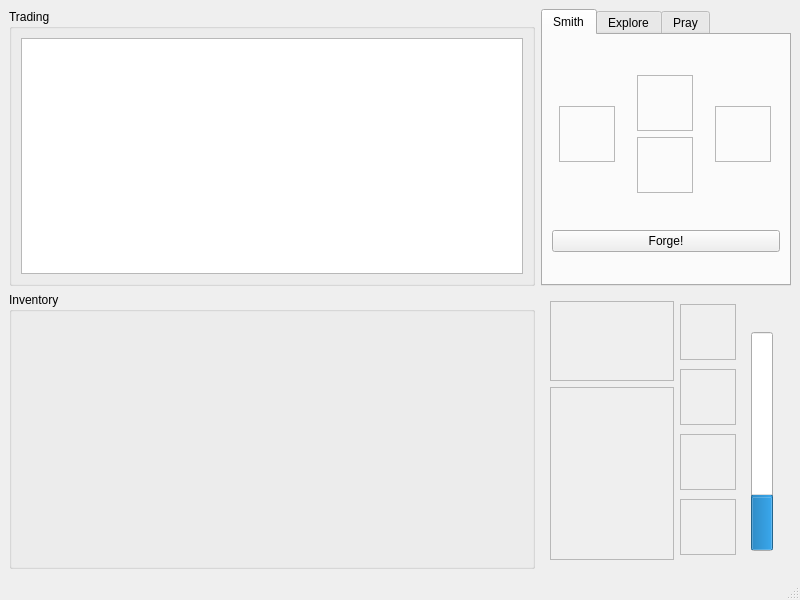
First picture: the form in assets/ui/main.ui, repository pierce-smith1/aor, before the edit.
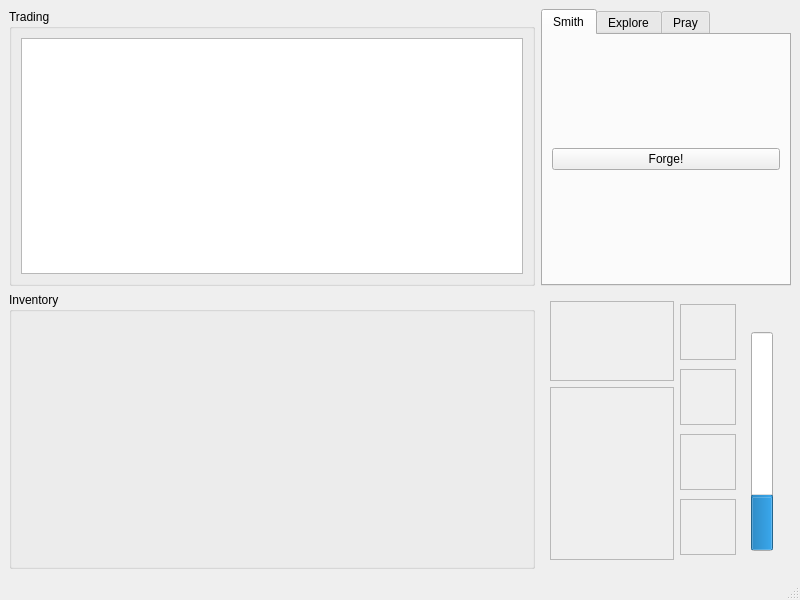
Second picture: the form after the edit. The open tabs and pages were chosen to show the change. Icons and pictures are not drawn.

What changed in the file:
```diff
--- a/assets/ui/main.ui
+++ b/assets/ui/main.ui
@@ -112,7 +112,7 @@
         <string>Spend materials to forge tools, which make you more a more effective colonist.</string>
        </attribute>
        <layout class="QGridLayout" name="gridLayout_3">
-        <item row="3" column="0" colspan="3">
+        <item row="3" column="0" colspan="2">
          <widget class="QPushButton" name="smith_button">
           <property name="minimumSize">
            <size>
@@ -131,157 +131,8 @@
           </property>
          </widget>
         </item>
-        <item row="0" column="0" colspan="3">
-         <layout class="QHBoxLayout" name="horizontalLayout_4">
-          <item>
-           <widget class="QFrame" name="smith_frame_3">
-            <property name="minimumSize">
-             <size>
-              <width>56</width>
-              <height>56</height>
-             </size>
-            </property>
-            <property name="maximumSize">
-             <size>
-              <width>56</width>
-              <height>56</height>
-             </size>
-            </property>
-            <property name="frameShape">
-             <enum>QFrame::StyledPanel</enum>
-            </property>
-            <property name="frameShadow">
-             <enum>QFrame::Raised</enum>
-            </property>
-            <layout class="QHBoxLayout" name="horizontalLayout_2">
-             <item>
-              <widget class="QLabel" name="smith_label_4">
-               <property name="text">
-                <string/>
-               </property>
-              </widget>
-             </item>
-            </layout>
-           </widget>
-          </item>
-          <item>
-           <widget class="QWidget" name="verticalWidget_4" native="true">
-            <property name="sizePolicy">
-             <sizepolicy hsizetype="Fixed" vsizetype="Preferred">
-              <horstretch>0</horstretch>
-              <verstretch>0</verstretch>
-             </sizepolicy>
-            </property>
-            <layout class="QVBoxLayout" name="verticalLayout_5">
-             <item>
-              <widget class="QFrame" name="smith_frame_0">
-               <property name="sizePolicy">
-                <sizepolicy hsizetype="Minimum" vsizetype="Preferred">
-                 <horstretch>0</horstretch>
-                 <verstretch>0</verstretch>
-                </sizepolicy>
-               </property>
-               <property name="minimumSize">
-                <size>
-                 <width>56</width>
-                 <height>56</height>
-                </size>
-               </property>
-               <property name="maximumSize">
-                <size>
-                 <width>56</width>
-                 <height>56</height>
-                </size>
-               </property>
-               <property name="frameShape">
-                <enum>QFrame::StyledPanel</enum>
-               </property>
-               <property name="frameShadow">
-                <enum>QFrame::Raised</enum>
-               </property>
-               <layout class="QHBoxLayout" name="horizontalLayout_3">
-                <item>
-                 <widget class="QLabel" name="smith_label_0">
-                  <property name="text">
-                   <string/>
-                  </property>
-                 </widget>
-                </item>
-               </layout>
-              </widget>
-             </item>
-             <item>
-              <widget class="QFrame" name="smith_frame_2">
-               <property name="sizePolicy">
-                <sizepolicy hsizetype="Minimum" vsizetype="Preferred">
-                 <horstretch>0</horstretch>
-                 <verstretch>0</verstretch>
-                </sizepolicy>
-               </property>
-               <property name="minimumSize">
-                <size>
-                 <width>56</width>
-                 <height>56</height>
-                </size>
-               </property>
-               <property name="maximumSize">
-                <size>
-                 <width>56</width>
-                 <height>56</height>
-                </size>
-               </property>
-               <property name="frameShape">
-                <enum>QFrame::StyledPanel</enum>
-               </property>
-               <property name="frameShadow">
-                <enum>QFrame::Raised</enum>
-               </property>
-               <layout class="QHBoxLayout" name="horizontalLayout_5">
-                <item>
-                 <widget class="QLabel" name="smith_label_2">
-                  <property name="text">
-                   <string/>
-                  </property>
-                 </widget>
-                </item>
-               </layout>
-              </widget>
-             </item>
-            </layout>
-           </widget>
-          </item>
-          <item>
-           <widget class="QFrame" name="smith_frame_1">
-            <property name="minimumSize">
-             <size>
-              <width>56</width>
-              <height>56</height>
-             </size>
-            </property>
-            <property name="maximumSize">
-             <size>
-              <width>56</width>
-              <height>56</height>
-             </size>
-            </property>
-            <property name="frameShape">
-             <enum>QFrame::StyledPanel</enum>
-            </property>
-            <property name="frameShadow">
-             <enum>QFrame::Raised</enum>
-            </property>
-            <layout class="QHBoxLayout" name="horizontalLayout">
-             <item>
-              <widget class="QLabel" name="smith_label_1">
-               <property name="text">
-                <string/>
-               </property>
-              </widget>
-             </item>
-            </layout>
-           </widget>
-          </item>
-         </layout>
+        <item row="2" column="0" colspan="2">
+         <layout class="QGridLayout" name="smith_layout"/>
         </item>
        </layout>
       </widget>
```
Left out of the diff: 162 changed lines with no effect on the pictures.
